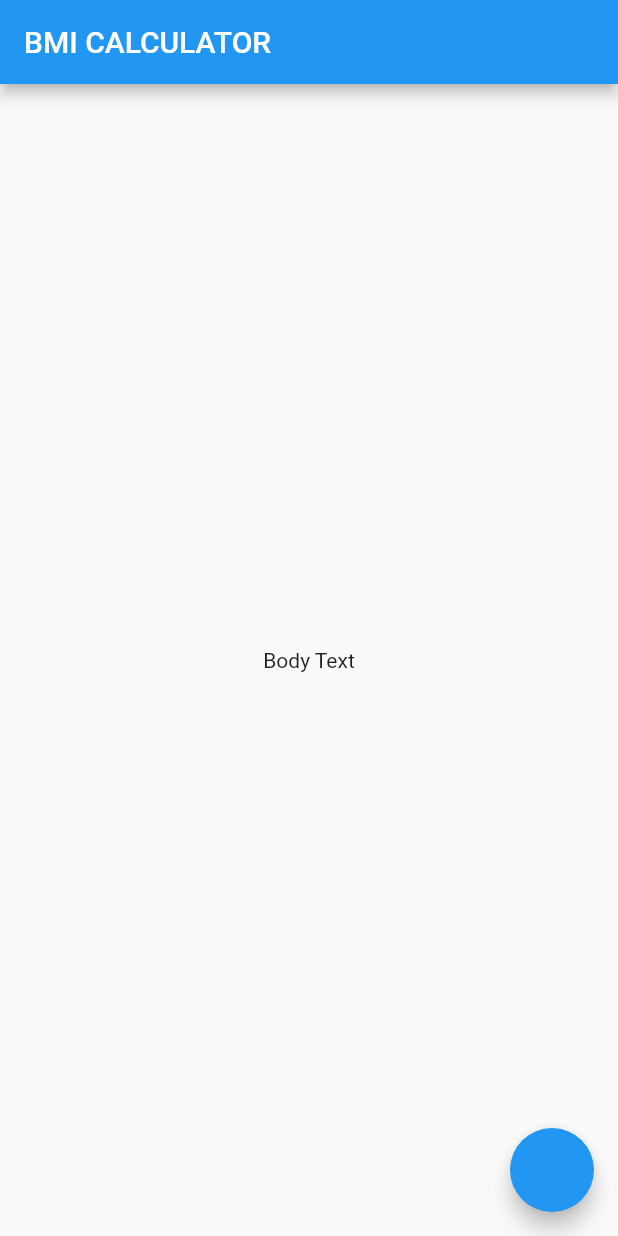
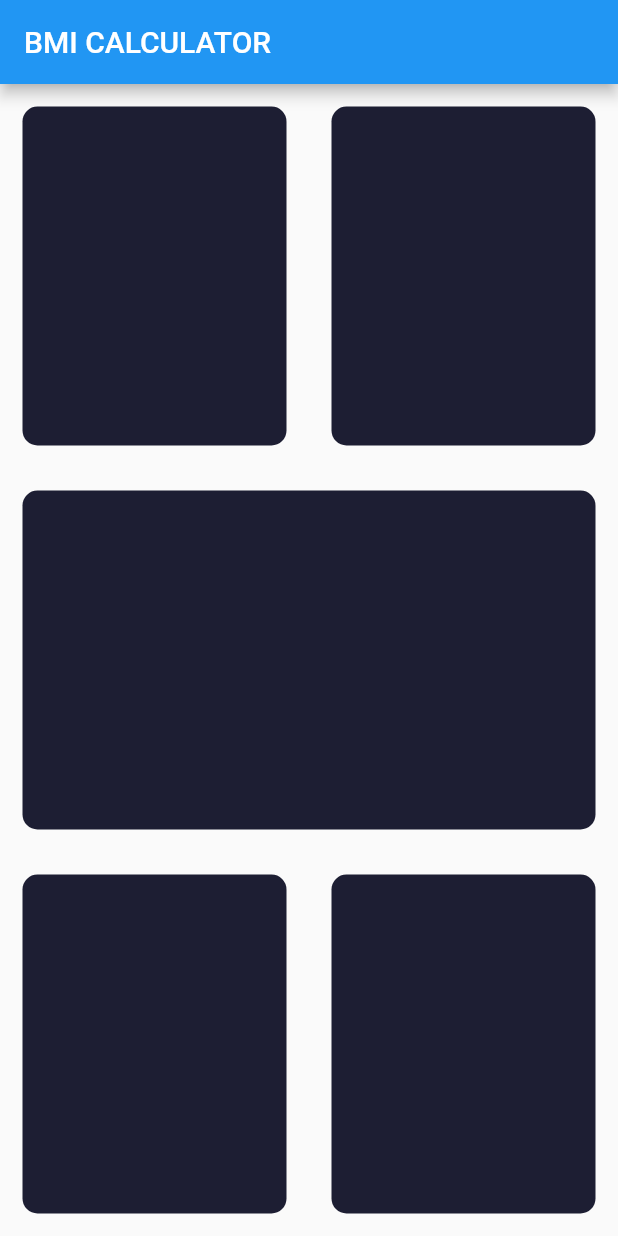
Before and after one commit to mianusmankhalidaziz/usman079, a Flutter app: the screen it shows after launch, on a phone screen of 412 x 824 dp. Run offline on Flutter 3.47's test engine with Material 2 defaults, Android fonts, the light colour scheme and no system bars.

Commit message:
2nd video complete
Container added in expended children

Co-Authored-By: githubprojectmine <79458502+githubprojectmine@users.noreply.github.com>

```diff
--- a/bmi-calculator-flutter-master/lib/main.dart
+++ b/bmi-calculator-flutter-master/lib/main.dart
@@ -23,12 +23,60 @@ class _InputPageState extends State<InputPage> {
       appBar: AppBar(
         title: Text('BMI CALCULATOR'),
       ),
-      body: Center(
-        child: Text('Body Text'),
-      ),
-      floatingActionButton: FloatingActionButton(
+      body: Column(
+        children: [
+          Expanded(child: Row(
+            children: [
+              Expanded(child:
 
-      ),
+                Container(
+                  margin: EdgeInsets.all(15.0),
+                  decoration: BoxDecoration(
+                    color: Color(0xFF1D1E33),
+                    borderRadius:BorderRadius.circular(10.0),
+
+                  ),
+                ),),
+              Expanded(child: Container(
+                margin: EdgeInsets.all(15.0),
+                decoration: BoxDecoration(
+                  color: Color(0xFF1D1E33),
+                  borderRadius:BorderRadius.circular(10.0),
+
+                ),
+              ),),
+            ],
+          ),),
+          Expanded(child: Container(
+            margin: EdgeInsets.all(15.0),
+            decoration: BoxDecoration(
+              color: Color(0xFF1D1E33),
+              borderRadius:BorderRadius.circular(10.0),
+
+            ),
+          ),),
+          Expanded(child:  Row(
+            children: [
+              Expanded(child: Container(
+                margin: EdgeInsets.all(15.0),
+                decoration: BoxDecoration(
+                  color: Color(0xFF1D1E33),
+                  borderRadius:BorderRadius.circular(10.0),
+
+                ),
+              ),),
+              Expanded(child: Container(
+                margin: EdgeInsets.all(15.0),
+                decoration: BoxDecoration(
+                  color: Color(0xFF1D1E33),
+                  borderRadius:BorderRadius.circular(10.0),
+
+                ),
+              ),),
+            ],
+          ),),
+        ],
+      )
     );
   }
 }
```
